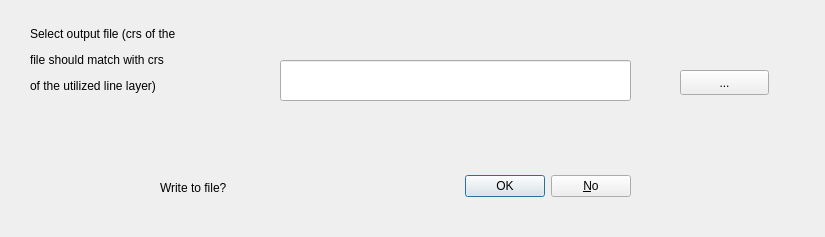
Above: kimu/resources/ui/intersect_lines_dialog.ui from GispoCoding/kimu before the change. Below: the same form after it.
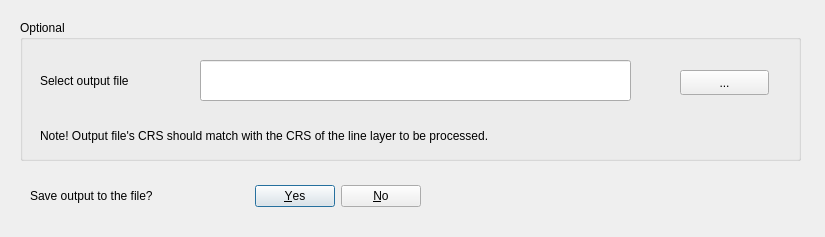
That is the form after the change.

Patch:
```diff
--- a/kimu/resources/ui/intersect_lines_dialog.ui
+++ b/kimu/resources/ui/intersect_lines_dialog.ui
@@ -16,9 +16,9 @@
   <widget class="QDialogButtonBox" name="buttonBox">
    <property name="geometry">
     <rect>
-     <x>290</x>
-     <y>170</y>
-     <width>341</width>
+     <x>230</x>
+     <y>180</y>
+     <width>191</width>
      <height>32</height>
     </rect>
    </property>
@@ -26,28 +26,53 @@
     <enum>Qt::Horizontal</enum>
    </property>
    <property name="standardButtons">
-    <set>QDialogButtonBox::No|QDialogButtonBox::Ok</set>
+    <set>QDialogButtonBox::No|QDialogButtonBox::Yes</set>
    </property>
   </widget>
-  <widget class="QLabel" name="label_2">
+  <widget class="QLabel" name="label">
    <property name="geometry">
     <rect>
      <x>30</x>
+     <y>180</y>
+     <width>261</width>
+     <height>31</height>
+    </rect>
+   </property>
+   <property name="text">
+    <string>Save output to the file?</string>
+   </property>
+  </widget>
+  <widget class="QGroupBox" name="groupBox">
+   <property name="geometry">
+    <rect>
+     <x>20</x>
      <y>20</y>
-     <width>190</width>
-     <height>80</height>
+     <width>781</width>
+     <height>141</height>
+    </rect>
+   </property>
+   <property name="title">
+    <string>Optional</string>
+   </property>
+   <widget class="QLabel" name="label_2">
+    <property name="geometry">
+     <rect>
+      <x>20</x>
+      <y>40</y>
+      <width>171</width>
+      <height>41</height>
     </rect>
    </property>
    <property name="text">
-    <string>&lt;html&gt;&lt;head/&gt;&lt;body&gt;&lt;p&gt;Select output file (crs of the&lt;/p&gt;&lt;p&gt;file should match with crs &lt;/p&gt;&lt;p&gt;of the utilized line layer)&lt;/p&gt;&lt;/body&gt;&lt;/html&gt;</string>
+     <string>Select output file</string>
    </property>
   </widget>
   <widget class="QLineEdit" name="lineEdit">
    <property name="geometry">
     <rect>
-     <x>280</x>
-     <y>60</y>
-     <width>351</width>
+      <x>180</x>
+      <y>40</y>
+      <width>431</width>
      <height>41</height>
     </rect>
    </property>
@@ -55,8 +80,8 @@
   <widget class="QPushButton" name="pushButton">
    <property name="geometry">
     <rect>
-     <x>680</x>
-     <y>70</y>
+      <x>660</x>
+      <y>50</y>
      <width>89</width>
      <height>25</height>
     </rect>
@@ -65,19 +90,23 @@
     <string>...</string>
    </property>
   </widget>
-  <widget class="QLabel" name="label">
+   <widget class="QLabel" name="label_3">
    <property name="geometry">
     <rect>
-     <x>160</x>
-     <y>180</y>
-     <width>141</width>
-     <height>16</height>
+      <x>20</x>
+      <y>100</y>
+      <width>611</width>
+      <height>31</height>
     </rect>
    </property>
    <property name="text">
-    <string>Write to file?</string>
-   </property>
-  </widget>
+     <string>Note! Output file's CRS should match with the CRS of the line layer to be processed.</string>
+    </property>
+   </widget>
+  </widget>
+  <zorder>groupBox</zorder>
+  <zorder>buttonBox</zorder>
+  <zorder>label</zorder>
  </widget>
  <resources/>
  <connections>
```
Lines whose indentation alone changed are shown as unchanged.
